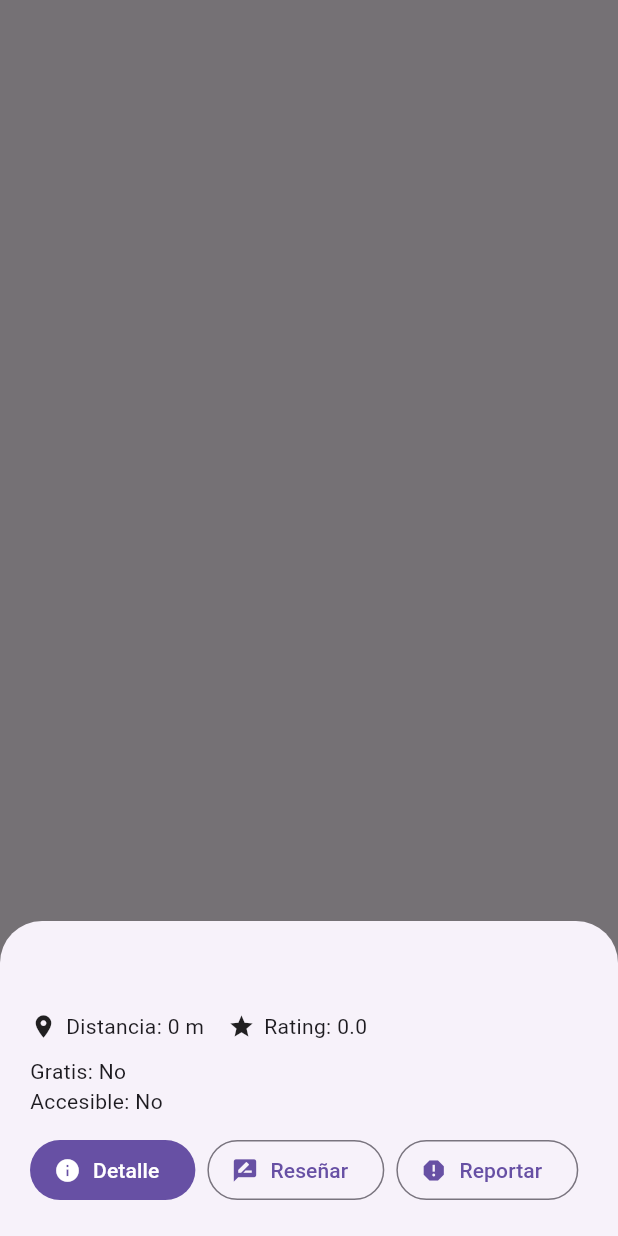
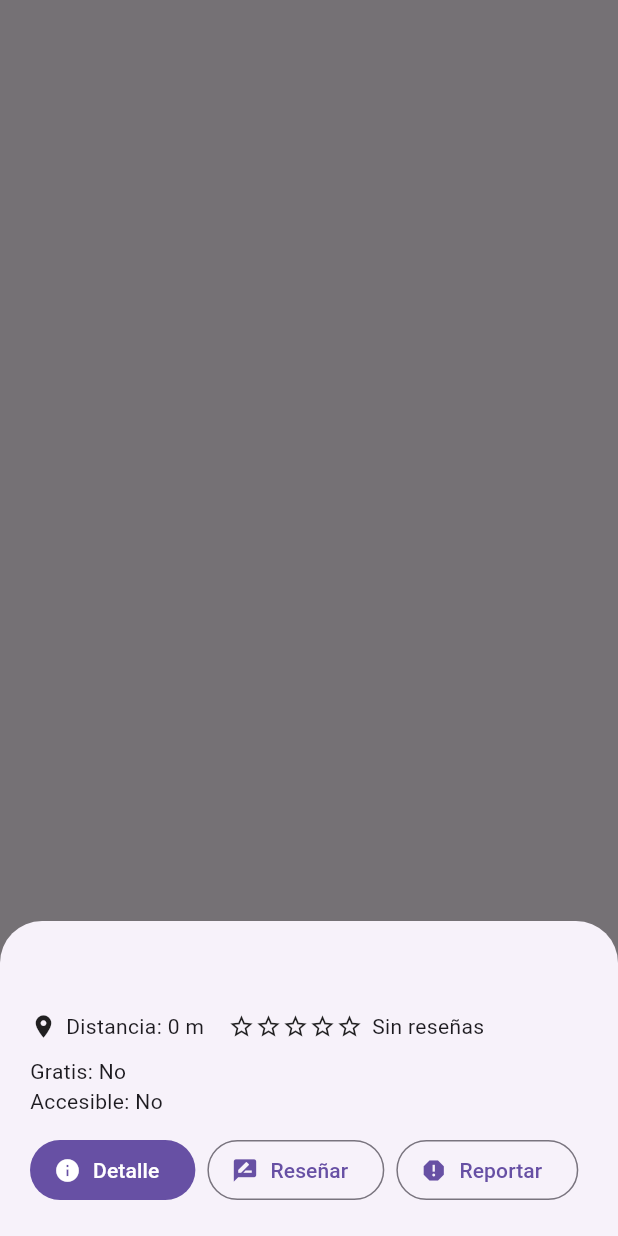
Before and after one commit to RenataArcos/talca-banios, a Flutter app: what show() shows on an empty page, opened directly with empty values, on a phone screen of 412 x 824 dp. Run offline on Flutter 3.47's test engine with Material 3 defaults, Android fonts, the phone set to English and light mode, and no system bars; our stand-ins replace cloud_firestore, firebase_auth, firebase_core, flutter_map, geolocator, google_sign_in and 1 more; accounts and stored records are empty; statements that could not run were skipped.

Commit message:
se muestran reseñas en "detalle", se muestra el promedio de estrellas según las reseñas

```diff
--- a/banio_app/lib/presentation/widgets/bathroom_sheet.dart
+++ b/banio_app/lib/presentation/widgets/bathroom_sheet.dart
@@ -1,3 +1,5 @@
+// lib/presentation/widgets/bathroom_sheet.dart
+import 'dart:async';
 import 'package:flutter/material.dart';
 import 'package:latlong2/latlong.dart';
 import '../../domain/entities/bathroom.dart';
@@ -5,6 +7,8 @@ import '../../domain/entities/bathroom.dart';
 typedef OnReviewTap =
     Future<void> Function(String bathroomId, String bathroomName);
 typedef OnReportTap =
+    Future<void> Function(String bathroomId, String bathroomName);
+typedef OnDetailsTap =
     Future<void> Function(String bathroomId, String bathroomName);
 
 class BathroomSheet {
@@ -17,13 +21,45 @@ class BathroomSheet {
         : '${m.toStringAsFixed(0)} m';
   }
 
-  static void show(
+  static double _avgOf(Bathroom b) {
+    try {
+      final dyn = (b as dynamic);
+      final v = dyn.ratingAvg;
+      if (v is num) return v.toDouble();
+    } catch (_) {}
+
+    final t = b.tags['ratingAvg'];
+    if (t is num) return t.toDouble();
+    if (t is String) return double.tryParse(t) ?? 0.0;
+    return 0.0;
+  }
+
+  static int _countOf(Bathroom b) {
+    try {
+      final dyn = (b as dynamic);
+      final v = dyn.ratingCount;
+      if (v is int) return v;
+      if (v is num) return v.toInt();
+    } catch (_) {}
+
+    final t = b.tags['ratingCount'];
+    if (t is int) return t;
+    if (t is num) return t.toInt();
+    if (t is String) return int.tryParse(t) ?? 0;
+    return 0;
+  }
+
+  static Future<void> show(
     BuildContext context,
     Bathroom b, {
     LatLng? me,
     required OnReviewTap onReview,
     required OnReportTap onReport,
-  }) {
+    required OnDetailsTap onDetails,
+  }) async {
+    final avg = _avgOf(b);
+    final count = _countOf(b);
+
     showModalBottomSheet(
       context: context,
       builder: (_) => SafeArea(
@@ -33,43 +69,63 @@ class BathroomSheet {
             mainAxisSize: MainAxisSize.min,
             crossAxisAlignment: CrossAxisAlignment.start,
             children: [
+              // Título
               Text(b.name, style: Theme.of(context).textTheme.headlineSmall),
               const SizedBox(height: 8),
+
+              // Fila: Distancia + Rating
               Row(
                 children: [
                   const Icon(Icons.place, size: 18),
                   const SizedBox(width: 6),
                   Text('Distancia: ${fmtDist(me, b)}'),
                   const SizedBox(width: 16),
-                  const Icon(Icons.star, size: 18),
+
+                  // Estrellas + promedio + cantidad
+                  _Stars(avg: avg),
                   const SizedBox(width: 6),
-                  const Text('Rating: 0.0'),
+                  Text(
+                    count == 0
+                        ? 'Sin reseñas'
+                        : '${avg.toStringAsFixed(1)} • $count',
+                    style: Theme.of(context).textTheme.bodyMedium,
+                  ),
                 ],
               ),
+
               const SizedBox(height: 10),
               Text('Gratis: ${b.isFree ? "Sí" : "No"}'),
               Text('Accesible: ${b.isAccessible ? "Sí" : "No"}'),
               const SizedBox(height: 12),
+
+              // Acciones
               Wrap(
                 spacing: 8,
                 children: [
                   FilledButton.icon(
-                    onPressed: () => Navigator.pop(context),
+                    onPressed: () {
+                      Navigator.pop(context);
+                      onDetails(b.id.toString(), b.name);
+                    },
                     icon: const Icon(Icons.info),
                     label: const Text('Detalle'),
                   ),
                   OutlinedButton.icon(
                     onPressed: () {
-                      Navigator.pop(context);
-                      onReview(b.id.toString(), b.name);
+                      Navigator.of(context).pop();
+                      scheduleMicrotask(
+                        () => onReview(b.id.toString(), b.name),
+                      );
                     },
                     icon: const Icon(Icons.rate_review),
                     label: const Text('Reseñar'),
                   ),
                   OutlinedButton.icon(
                     onPressed: () {
-                      Navigator.pop(context);
-                      onReport(b.id.toString(), b.name);
+                      Navigator.of(context).pop();
+                      scheduleMicrotask(
+                        () => onReport(b.id.toString(), b.name),
+                      );
                     },
                     icon: const Icon(Icons.report),
                     label: const Text('Reportar'),
@@ -83,3 +139,22 @@ class BathroomSheet {
     );
   }
 }
+
+class _Stars extends StatelessWidget {
+  final double avg;
+  const _Stars({required this.avg});
+
+  @override
+  Widget build(BuildContext context) {
+    final full = avg.floor();
+    final half = (avg - full) >= 0.5;
+    return Row(
+      mainAxisSize: MainAxisSize.min,
+      children: List.generate(5, (i) {
+        if (i < full) return const Icon(Icons.star, size: 18);
+        if (i == full && half) return const Icon(Icons.star_half, size: 18);
+        return const Icon(Icons.star_border, size: 18);
+      }),
+    );
+  }
+}
```
Also changed, not shown: banio_app/lib/data/models/review_model.dart (+21 -7 lines), banio_app/lib/data/repositories/bathroom_repository_impl.dart (+22 -6 lines), banio_app/lib/data/repositories/review_repository_impl.dart (+9 -13 lines), banio_app/lib/presentation/screens/map_screen.dart (+13 -2 lines), banio_app/lib/presentation/widgets/bathroom_detail_sheet.dart (added, +238 -0 lines), banio_app/lib/presentation/widgets/review_sheet.dart (+72 -40 lines).
